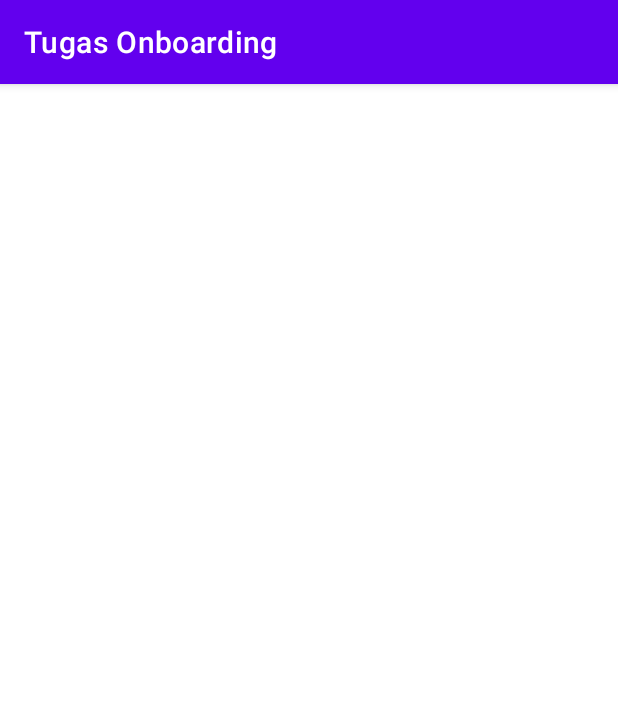
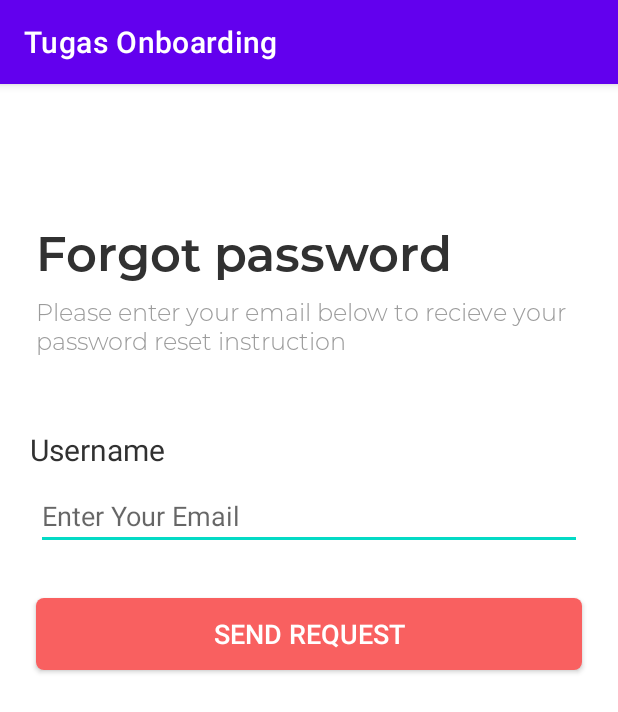
Before and after one commit to mrrezkii/Android-Kotlin-TugasDTS-Onboarding, an Android app: the ForgotPasswordActivity screen opened directly, with no data from a screen before it, on a phone screen of 412 x 824 dp. Shown: the top 712 px of the screen. Run offline under Robolectric (Android 15) with nearby library versions, the phone set to English and light mode, and no system bars.

Commit message:
Add forgot password

```diff
--- /dev/null
+++ b/app/src/main/res/layout/activity_forgot_password.xml
@@ -0,0 +1,73 @@
+<?xml version="1.0" encoding="utf-8"?>
+<androidx.constraintlayout.widget.ConstraintLayout xmlns:android="http://schemas.android.com/apk/res/android"
+    xmlns:app="http://schemas.android.com/apk/res-auto"
+    xmlns:tools="http://schemas.android.com/tools"
+    android:layout_width="match_parent"
+    android:layout_height="match_parent"
+    tools:context=".ForgotPasswordActivity">
+
+    <TextView
+        android:id="@+id/welcome_back"
+        android:layout_width="wrap_content"
+        android:layout_height="wrap_content"
+        android:layout_marginLeft="24dp"
+        android:layout_marginTop="90dp"
+        android:fontFamily="@font/montserrat_semi_bold"
+        android:text="@string/forgot_password"
+        android:textColor="#313131"
+        android:textSize="32sp"
+        app:layout_constraintLeft_toLeftOf="parent"
+        app:layout_constraintTop_toTopOf="parent" />
+
+    <TextView
+        android:id="@+id/sign_in"
+        android:layout_width="wrap_content"
+        android:layout_height="wrap_content"
+        android:layout_marginLeft="24dp"
+        android:layout_marginTop="8dp"
+        android:fontFamily="@font/montserrat_light"
+        android:text="Please enter your email below to recieve your password reset instruction"
+        android:textColor="#9b9b9b"
+        android:textSize="16sp"
+        app:layout_constraintLeft_toLeftOf="parent"
+        app:layout_constraintTop_toBottomOf="@id/welcome_back" />
+
+    <TextView
+        android:id="@+id/reset_code"
+        android:layout_width="wrap_content"
+        android:layout_height="wrap_content"
+        android:layout_marginLeft="20dp"
+        android:layout_marginTop="48dp"
+        android:text="@string/username"
+        android:textColor="#313131"
+        android:textSize="20sp"
+        app:layout_constraintLeft_toLeftOf="parent"
+        app:layout_constraintTop_toBottomOf="@+id/sign_in" />
+
+    <EditText
+        android:id="@+id/edt_reset_code"
+        android:layout_width="match_parent"
+        android:layout_height="wrap_content"
+        android:layout_marginLeft="24dp"
+        android:layout_marginTop="8dp"
+        android:layout_marginRight="24dp"
+        android:hint="Enter Your Email"
+        app:layout_constraintLeft_toLeftOf="parent"
+        app:layout_constraintRight_toRightOf="parent"
+        app:layout_constraintTop_toBottomOf="@id/reset_code" />
+
+    <androidx.appcompat.widget.AppCompatButton
+        android:layout_width="match_parent"
+        android:layout_height="wrap_content"
+        android:layout_marginStart="24dp"
+        android:layout_marginTop="32dp"
+        android:layout_marginEnd="24dp"
+        android:background="@drawable/button_red"
+        android:text="@string/send_request"
+        android:textColor="#FFFFFF"
+        android:textSize="18sp"
+        app:layout_constraintEnd_toEndOf="parent"
+        app:layout_constraintStart_toStartOf="parent"
+        app:layout_constraintTop_toBottomOf="@id/edt_reset_code" />
+
+</androidx.constraintlayout.widget.ConstraintLayout>
--- a/app/src/main/res/values/strings.xml
+++ b/app/src/main/res/values/strings.xml
@@ -9,4 +9,6 @@
     <string name="new_password">New password</string>
     <string name="enter_your_reset_code">Enter your reset code</string>
     <string name="reset_code">Reset code</string>
+    <string name="send_request">Send request</string>
+    <string name="username">Username</string>
 </resources>
```
